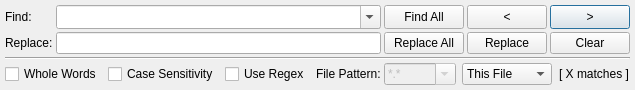
Old version of the form src/search/searchdialog.ui in the repository GAMS-dev/studio.
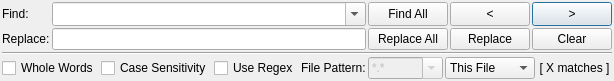
New version of the form.

Commit message: search dialog spacing improvement

Diff of the .ui file:
```diff
--- a/src/search/searchdialog.ui
+++ b/src/search/searchdialog.ui
@@ -6,10 +6,16 @@
    <rect>
     <x>0</x>
     <y>0</y>
-    <width>983</width>
-    <height>132</height>
+    <width>988</width>
+    <height>123</height>
    </rect>
   </property>
+  <property name="sizePolicy">
+   <sizepolicy hsizetype="Fixed" vsizetype="Fixed">
+    <horstretch>0</horstretch>
+    <verstretch>0</verstretch>
+   </sizepolicy>
+  </property>
   <property name="windowTitle">
    <string>Search &amp; Replace</string>
   </property>
@@ -21,19 +27,19 @@
     <enum>QLayout::SetFixedSize</enum>
    </property>
    <property name="leftMargin">
-    <number>5</number>
+    <number>2</number>
    </property>
    <property name="topMargin">
-    <number>5</number>
+    <number>2</number>
    </property>
    <property name="rightMargin">
-    <number>5</number>
+    <number>2</number>
    </property>
    <property name="bottomMargin">
-    <number>5</number>
+    <number>2</number>
    </property>
    <property name="spacing">
-    <number>3</number>
+    <number>2</number>
    </property>
    <item row="0" column="1">
     <widget class="QComboBox" name="combo_search">
@@ -119,6 +125,9 @@
    </item>
    <item row="3" column="0" colspan="2">
     <layout class="QHBoxLayout" name="horizontalLayout">
+     <property name="spacing">
+      <number>2</number>
+     </property>
      <property name="topMargin">
       <number>0</number>
      </property>
@@ -299,6 +308,9 @@
    </item>
    <item row="3" column="2" colspan="3">
     <layout class="QHBoxLayout" name="horizontalLayout_2">
+     <property name="spacing">
+      <number>2</number>
+     </property>
      <property name="topMargin">
       <number>0</number>
      </property>
```
